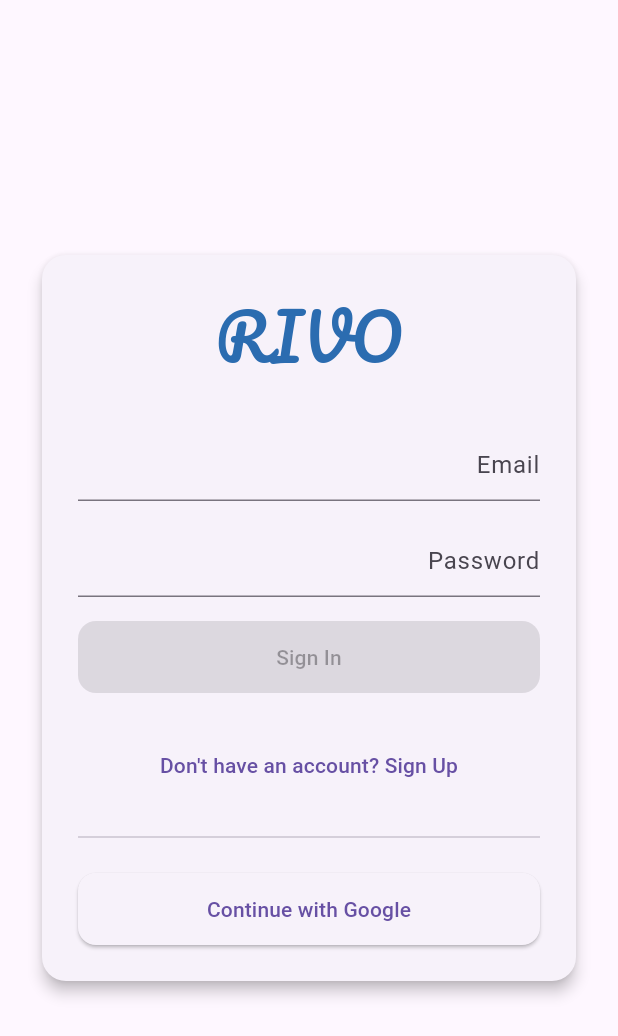
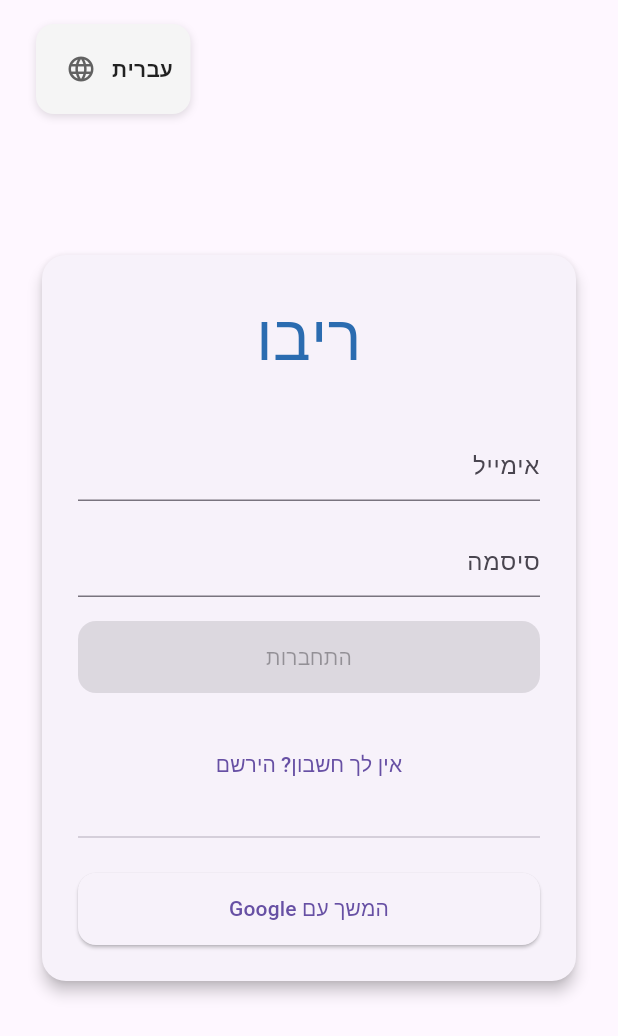
Before and after one commit to Battlesheep11/Rivo, a Flutter app: the screen it shows after launch, on a phone screen of 412 x 824 dp. Shown: the top 1036 px of the screen. Run offline on Flutter 3.47's test engine with Material 3 defaults, Android fonts, the phone set to English and light mode, and no system bars; our stand-ins replace dartz, device_preview, dio, flutter_dotenv, flutter_riverpod, formz and 6 more; accounts and stored records are empty; generated files the repository leaves out were written again.

Commit message:
RTL feature merge
RTL fix for both pages

````diff
--- a/l10n.yaml
+++ b/l10n.yaml
@@ -1,5 +1,8 @@
 arb-dir: lib/core/localization/l10n
 template-arb-file: app_en.arb
-output-dir: lib/core/localization
 output-localization-file: app_localizations.dart
 output-class: AppLocalizations
+output-dir: lib/core/localization/generated
+preferred-supported-locales:
+  - en
+  - he
--- a/lib/app.dart
+++ b/lib/app.dart
@@ -1,9 +1,11 @@
 import 'package:flutter/material.dart';
 import 'package:flutter_riverpod/flutter_riverpod.dart';
 import 'package:flutter_localizations/flutter_localizations.dart';
+import 'core/localization/supported_locales.dart';
+import 'package:rivo_app/core/localization/generated/app_localizations.dart';
+import 'core/localization/locale_provider.dart';
+import 'core/routing/app_router.dart';
 
-import 'core/localization/app_localizations.dart';
-import 'core/routing/app_router.dart';
 final GlobalKey<ScaffoldMessengerState> messengerKey = GlobalKey<ScaffoldMessengerState>();
 
 class App extends ConsumerWidget {
@@ -12,31 +14,29 @@ class App extends ConsumerWidget {
   @override
   Widget build(BuildContext context, WidgetRef ref) {
     final router = AppRouter.createRouter(ref);
+    final locale = ref.watch(localeProvider);
 
     return MaterialApp.router(
       debugShowCheckedModeBanner: false,
       routerConfig: router,
+      scaffoldMessengerKey: messengerKey,
+      theme: ThemeData.light(),
+      darkTheme: ThemeData.dark(),
+      themeMode: ThemeMode.system,
+      locale: locale,
+      supportedLocales: SupportedLocales.locales,
       localizationsDelegates: const [
         AppLocalizations.delegate,
         GlobalMaterialLocalizations.delegate,
         GlobalWidgetsLocalizations.delegate,
         GlobalCupertinoLocalizations.delegate,
       ],
-      locale: const Locale('he'), // ← Default language
-      localeResolutionCallback: (locale, supportedLocales) {
-        if (locale == null) return const Locale('he');
-
-        for (final supportedLocale in supportedLocales) {
-          if (supportedLocale.languageCode == locale.languageCode) {
-            return supportedLocale;
-          }
-        }
-        return const Locale('he');
+      builder: (context, child) {
+        return Directionality(
+          textDirection: locale.textDirection,
+          child: child!,
+        );
       },
-      scaffoldMessengerKey: messengerKey,
-      theme: ThemeData.light(),
-      darkTheme: ThemeData.dark(),
-      themeMode: ThemeMode.system,
     );
   }
 }
--- a/lib/core/core.dart
+++ b/lib/core/core.dart
@@ -2,6 +2,5 @@ export 'design_system/design_system.dart';
 export 'error_handling/app_exception.dart';
 export 'networking/dio_client.dart';
 export 'storage/app_storage.dart';
-export 'localization/app_localizations.dart';
 export 'supabase/supabase_provider.dart';
 export 'routing/app_router.dart';
--- a/lib/core/design_system/app_logo.dart
+++ b/lib/core/design_system/app_logo.dart
@@ -1,12 +1,14 @@
 import 'package:flutter/material.dart';
+import 'package:rivo_app/core/localization/generated/app_localizations.dart';
 
 class AppLogo extends StatelessWidget {
   const AppLogo({super.key});
 
   @override
   Widget build(BuildContext context) {
+    final logoText = AppLocalizations.of(context)!.logoText;
     return Text(
-      'RIVO',
+      logoText,
       style: const TextStyle(
         fontFamily: 'Pacifico',
         fontSize: 42,
--- a/lib/core/localization/app_localizations.dart
+++ /dev/null
@@ -1,158 +0,0 @@
-import 'dart:async';
-
-import 'package:flutter/foundation.dart';
-import 'package:flutter/widgets.dart';
-import 'package:flutter_localizations/flutter_localizations.dart';
-import 'package:intl/intl.dart' as intl;
-
-import 'app_localizations_en.dart';
-import 'app_localizations_he.dart';
-
-// ignore_for_file: type=lint
-
-/// Callers can lookup localized strings with an instance of AppLocalizations
-/// returned by `AppLocalizations.of(context)`.
-///
-/// Applications need to include `AppLocalizations.delegate()` in their app's
-/// `localizationDelegates` list, and the locales they support in the app's
-/// `supportedLocales` list. For example:
-///
-/// ```dart
-/// import 'localization/app_localizations.dart';
-///
-/// return MaterialApp(
-///   localizationsDelegates: AppLocalizations.localizationsDelegates,
-///   supportedLocales: AppLocalizations.supportedLocales,
-///   home: MyApplicationHome(),
-/// );
-/// ```
-///
-/// ## Update pubspec.yaml
-///
-/// Please make sure to update your pubspec.yaml to include the following
-/// packages:
-///
-/// ```yaml
-/// dependencies:
-///   # Internationalization support.
-///   flutter_localizations:
-///     sdk: flutter
-///   intl: any # Use the pinned version from flutter_localizations
-///
-///   # Rest of dependencies
-/// ```
-///
-/// ## iOS Applications
-///
-/// iOS applications define key application metadata, including supported
-/// locales, in an Info.plist file that is built into the application bundle.
-/// To configure the locales supported by your app, you’ll need to edit this
-/// file.
-///
-/// First, open your project’s ios/Runner.xcworkspace Xcode workspace file.
-/// Then, in the Project Navigator, open the Info.plist file under the Runner
-/// project’s Runner folder.
-///
-/// Next, select the Information Property List item, select Add Item from the
-/// Editor menu, then select Localizations from the pop-up menu.
-///
-/// Select and expand the newly-created Localizations item then, for each
-/// locale your application supports, add a new item and select the locale
-/// you wish to add from the pop-up menu in the Value field. This list should
-/// be consistent with the languages listed in the AppLocalizations.supportedLocales
-/// property.
-abstract class AppLocalizations {
-  AppLocalizations(String locale)
-    : localeName = intl.Intl.canonicalizedLocale(locale.toString());
-
-  final String localeName;
-
-  static AppLocalizations? of(BuildContext context) {
-    return Localizations.of<AppLocalizations>(context, AppLocalizations);
-  }
-
-  static const LocalizationsDelegate<AppLocalizations> delegate =
-      _AppLocalizationsDelegate();
-
-  /// A list of this localizations delegate along with the default localizations
-  /// delegates.
-  ///
-  /// Returns a list of localizations delegates containing this delegate along with
-  /// GlobalMaterialLocalizations.delegate, GlobalCupertinoLocalizations.delegate,
-  /// and GlobalWidgetsLocalizations.delegate.
-  ///
-  /// Additional delegates can be added by appending to this list in
-  /// MaterialApp. This list does not have to be used at all if a custom list
-  /// of delegates is preferred or required.
-  static const List<LocalizationsDelegate<dynamic>> localizationsDelegates =
-      <LocalizationsDelegate<dynamic>>[
-        delegate,
-        GlobalMaterialLocalizations.delegate,
-        GlobalCupertinoLocalizations.delegate,
-        GlobalWidgetsLocalizations.delegate,
-      ];
-
-  /// A list of this localizations delegate's supported locales.
-  static const List<Locale> supportedLocales = <Locale>[
-    Locale('en'),
-    Locale('he'),
-  ];
-
-  /// No description provided for @appTitle.
-  ///
-  /// In en, this message translates to:
-  /// **'Rivo App'**
-  String get appTitle;
-
-  /// No description provided for @welcome.
-  ///
-  /// In en, this message translates to:
-  /// **'Welcome'**
-  String get welcome;
-
-  /// No description provided for @login.
-  ///
-  /// In en, this message translates to:
-  /// **'Login'**
-  String get login;
-
-  /// No description provided for @logout.
-  ///
-  /// In en, this message translates to:
-  /// **'Logout'**
-  String get logout;
-}
-
-class _AppLocalizationsDelegate
-    extends LocalizationsDelegate<AppLocalizations> {
-  const _AppLocalizationsDelegate();
-
-  @override
-  Future<AppLocalizations> load(Locale locale) {
-    return SynchronousFuture<AppLocalizations>(lookupAppLocalizations(locale));
-  }
-
-  @override
-  bool isSupported(Locale locale) =>
-      <String>['en', 'he'].contains(locale.languageCode);
-
-  @override
-  bool shouldReload(_AppLocalizationsDelegate old) => false;
-}
-
-AppLocalizations lookupAppLocalizations(Locale locale) {
-  // Lookup logic when only language code is specified.
-  switch (locale.languageCode) {
-    case 'en':
-      return AppLocalizationsEn();
-    case 'he':
-      return AppLocalizationsHe();
-  }
-
-  throw FlutterError(
-    'AppLocalizations.delegate failed to load unsupported locale "$locale". This is likely '
-    'an issue with the localizations generation tool. Please file an issue '
-    'on GitHub with a reproducible sample app and the gen-l10n configuration '
-    'that was used.',
-  );
-}
--- a/lib/core/localization/l10n/app_he.arb
+++ b/lib/core/localization/l10n/app_he.arb
@@ -1,7 +1,11 @@
 {
   "@@locale": "he",
-  "appTitle": "ריבו אפ",
-  "welcome": "ברוכים הבאים",
-  "login": "התחברות",
-  "logout": "התנתקות"
+  "email": "אימייל",
+  "password": "סיסמה",
+  "signIn": "התחברות",
+  "signUp": "הרשמה",
+  "dontHaveAccountText": "אין לך חשבון? הירשם",
+  "alreadyHaveAccountText": "כבר יש לך חשבון? התחבר",
+  "continueWithGoogleText": "המשך עם Google",
+  "logoText": "ריבו"
 }
--- /dev/null
+++ b/lib/core/localization/supported_locales.dart
@@ -0,0 +1,19 @@
+import 'package:flutter/material.dart';
+
+class SupportedLocales {
+  static const List<Locale> locales = [
+    Locale('en'),
+    Locale('he'),
+  ];
+
+  static String getLanguageName(Locale locale) {
+    switch (locale.languageCode) {
+      case 'he':
+        return 'עברית';
+      case 'en':
+        return 'English';
+      default:
+        return locale.languageCode;
+    }
+  }
+}
--- /dev/null
+++ b/lib/core/localization/widgets/language_selector.dart
@@ -0,0 +1,66 @@
+import 'package:flutter/material.dart';
+import 'package:hooks_riverpod/hooks_riverpod.dart';
+import '../locale_provider.dart';
+import '../supported_locales.dart';
+
+class LanguageSelector extends ConsumerWidget {
+  const LanguageSelector({super.key});
+
+  @override
+  Widget build(BuildContext context, WidgetRef ref) {
+    final locale = ref.watch(localeProvider);
+    final direction = Directionality.of(context);
+
+    return Container(
+      padding: const EdgeInsets.symmetric(horizontal: 12, vertical: 6),
+      decoration: BoxDecoration(
+        color: Colors.grey.shade100,
+        borderRadius: BorderRadius.circular(12),
+        boxShadow: const [
+          BoxShadow(
+            color: Colors.black12,
+            blurRadius: 4,
+            offset: Offset(0, 2),
+          ),
+        ],
+      ),
+      child: DropdownButtonHideUnderline(
+        child: DropdownButton<Locale>(
+          value: locale,
+          icon: const Padding(
+            padding: EdgeInsets.only(left: 8.0, right: 4),
+            child: Icon(Icons.language, size: 20),
+          ),
+          alignment: direction == TextDirection.rtl
+              ? AlignmentDirectional.topStart
+              : AlignmentDirectional.topEnd,
+          style: Theme.of(context).textTheme.bodyMedium!.copyWith(
+                fontSize: 14,
+                fontWeight: FontWeight.w500,
+                color: Colors.black87,
+              ),
+          dropdownColor: Colors.white,
+          borderRadius: BorderRadius.circular(12),
+          onChanged: (Locale? newLocale) {
+            if (newLocale != null) {
+              ref.read(localeProvider.notifier).setLocale(newLocale);
+            }
+          },
+          items: SupportedLocales.locales.map((localeItem) {
+            final isSelected = localeItem.languageCode == locale.languageCode;
+            return DropdownMenuItem(
+              value: localeItem,
+              child: Text(
+                SupportedLocales.getLanguageName(localeItem),
+                style: TextStyle(
+                  fontWeight: isSelected ? FontWeight.bold : FontWeight.normal,
+                  fontSize: 14,
+                ),
+              ),
+            );
+          }).toList(),
+        ),
+      ),
+    );
+  }
+}
--- a/lib/features/auth/presentation/screens/auth_screen.dart
+++ b/lib/features/auth/presentation/screens/auth_screen.dart
@@ -6,6 +6,8 @@ import 'package:rivo_app/features/auth/presentation/providers/google_signin_prov
 import 'package:rivo_app/features/auth/presentation/providers/signin_form_provider.dart';
 import 'package:rivo_app/core/design_system/design_system.dart';
 import 'package:go_router/go_router.dart';
+import 'package:rivo_app/core/localization/widgets/language_selector.dart';
+import 'package:rivo_app/core/localization/generated/app_localizations.dart';
 
 class AuthScreen extends ConsumerStatefulWidget {
   const AuthScreen({super.key});
@@ -102,25 +104,40 @@ class _AuthScreenState extends ConsumerState<AuthScreen> {
         : null;
 
     return Scaffold(
-      body: AppFormContainer(
-        isLoading: isSubmitting,
+      body: Stack(
+        children: [
+          SafeArea(
+            child: Align(
+              alignment: AlignmentDirectional.topEnd,
+              child: Padding(
+                padding: const EdgeInsetsDirectional.only(top: 16.0, end: 24.0),
+                child: const LanguageSelector(),
+              ),
+            ),
+          ),
+          Center(
+            child: AppFormContainer(
               child: Column(
                 mainAxisSize: MainAxisSize.min,
                 children: [
                   const AppLogo(),
                   const SizedBox(height: 32),
-            AppTextField(controller: emailController, hintText: 'Email'),
+                  AppTextField(
+                    controller: emailController,
+                    hintText: AppLocalizations.of(context)!.email,
+                  ),
                   const SizedBox(height: 16),
                   AppTextField(
                     controller: passwordController,
-              hintText: 'Password',
+                    hintText: AppLocalizations.of(context)!.password,
                     obscureText: true,
                   ),
                   const SizedBox(height: 16),
                   AppButton(
-              text: _authMode == AuthMode.signIn ? 'Sign In' : 'Sign Up',
+                    text: _authMode == AuthMode.signIn
+                        ? AppLocalizations.of(context)!.signIn
+                        : AppLocalizations.of(context)!.signUp,
                     onPressed: onSubmit,
-              isLoading: isSubmitting,
                   ),
                   if (isFailure && errorMessage != null)
                     AppErrorText(message: errorMessage),
@@ -137,15 +154,15 @@ class _AuthScreenState extends ConsumerState<AuthScreen> {
                     },
                     child: Text(
                       _authMode == AuthMode.signIn
-                    ? "Don't have an account? Sign Up"
-                    : "Already have an account? Sign In",
+                          ? AppLocalizations.of(context)!.dontHaveAccountText
+                          : AppLocalizations.of(context)!.alreadyHaveAccountText,
                     ),
                   ),
                   const SizedBox(height: 16),
                   const Divider(),
                   const SizedBox(height: 16),
                   AppButton(
-              text: "Continue with Google",
+                    text: AppLocalizations.of(context)!.continueWithGoogleText,
                     onPressed: () {
                       ref
                           .read(googleSignInViewModelProvider(context).notifier)
@@ -156,6 +173,9 @@ class _AuthScreenState extends ConsumerState<AuthScreen> {
                 ],
               ),
             ),
+          ),
+        ],
+      ),
     );
   }
 }
--- a/lib/features/feed/presentation/screens/feed_screen.dart
+++ b/lib/features/feed/presentation/screens/feed_screen.dart
@@ -12,6 +12,7 @@ class FeedScreen extends ConsumerWidget {
     final feedAsync = ref.watch(feedViewModelProvider);
 
     return Scaffold(
+      extendBody: true,
       body: feedAsync.when(
         data: (posts) => PageView.builder(
           scrollDirection: Axis.vertical,
````
Also changed, not shown: lib/core/localization/app_localizations_en.dart (deleted, +0 -22 lines), lib/core/localization/app_localizations_he.dart (deleted, +0 -22 lines), lib/core/localization/l10n/app_en.arb (+8 -4 lines), lib/core/localization/locale_provider.dart (added, +55 -0 lines), lib/core/localization/locale_storage.dart (added, +18 -0 lines), lib/core/widgets/app_nav_bar.dart (+25 -21 lines), 1 other file. Lines whose indentation alone changed are shown as unchanged.
